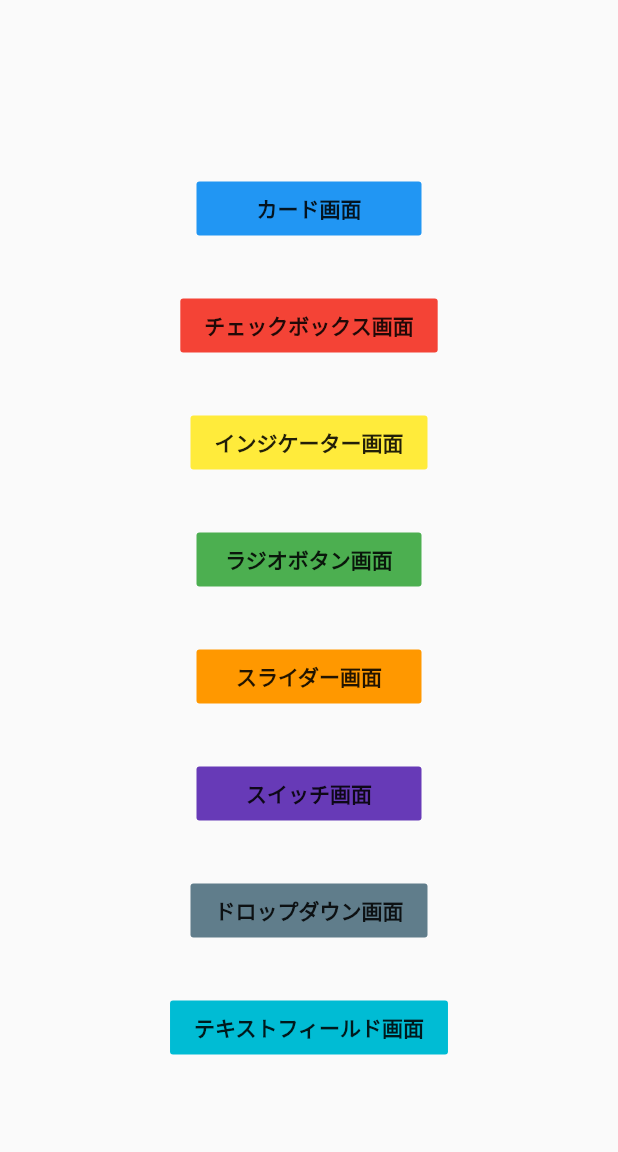
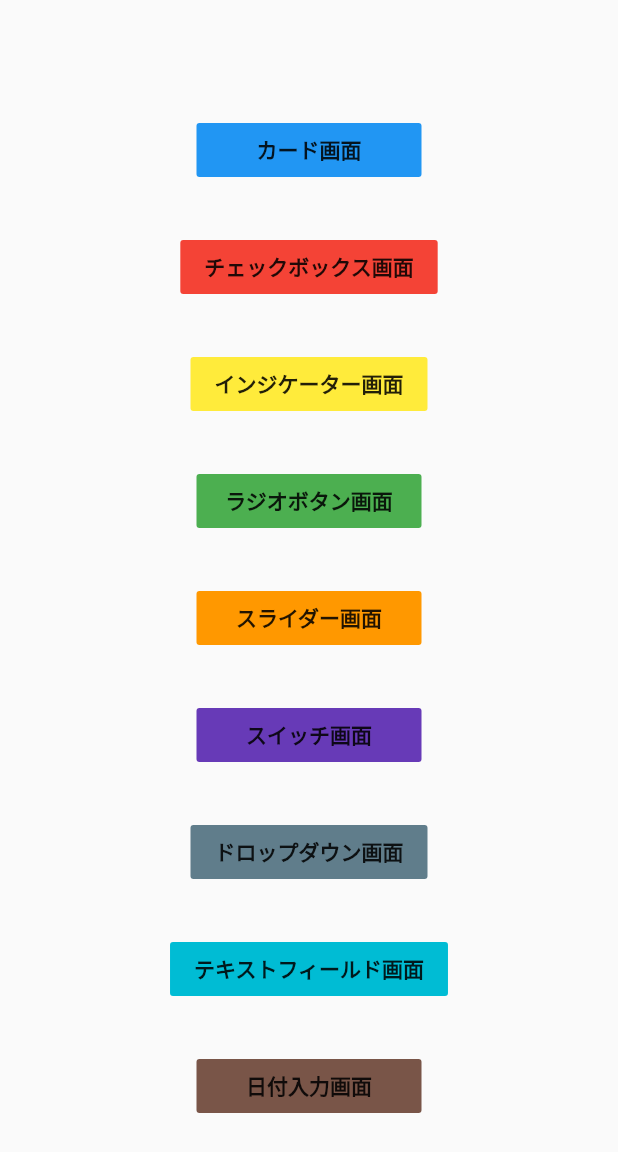
Before and after one commit to t-w-yokohama/flutter_sample, a Flutter app: the screen it shows after launch, on a phone screen of 412 x 824 dp. Shown: the top 1152 px of the screen. Run offline on Flutter 3.47's test engine with Material 2 defaults, Android fonts, the phone set to English and light mode, and no system bars.

Commit message:
日付入力画面を実装

```diff
--- a/lib/ui/screen/home_screen.dart
+++ b/lib/ui/screen/home_screen.dart
@@ -1,6 +1,7 @@
 import 'package:flutter/material.dart';
 import 'package:flutter_sample/ui/screen/card_screen.dart';
 import 'package:flutter_sample/ui/screen/check_box_screen.dart';
+import 'package:flutter_sample/ui/screen/date_picker_screen.dart';
 import 'package:flutter_sample/ui/screen/indicator_screen.dart';
 import 'package:flutter_sample/ui/screen/drop_down_screen.dart';
 import 'package:flutter_sample/ui/screen/radio_button_screen.dart';
@@ -133,6 +134,21 @@ class HomeScreen extends StatelessWidget {
                 ),
               ),
             ),
+            SizedBox(
+              width: double.infinity,
+              height: 30.0,
+            ),
+            CommonWidget().button(
+              150,
+              Colors.brown,
+              '日付入力画面',
+                  () => Navigator.push(
+                context,
+                MaterialPageRoute(
+                  builder: (context) => DatePickerScreen(),
+                ),
+              ),
+            ),
           ],
         ),
       ),
--- a/pubspec.yaml
+++ b/pubspec.yaml
@@ -32,6 +32,7 @@ dependencies:
 dev_dependencies:
   flutter_test:
     sdk: flutter
+  intl: ^0.16.1
 
 # For information on the generic Dart part of this file, see the
 # following page: https://dart.dev/tools/pub/pubspec
```
Also changed, not shown: lib/ui/screen/date_picker_screen.dart (added, +57 -0 lines), pubspec.lock.
